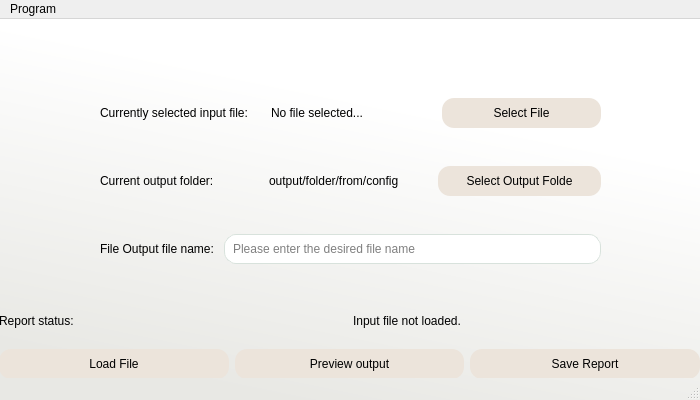
Above: Testing-GUI.ui from mocrsteel/Qt-testing before the change. Below: the same form after it.
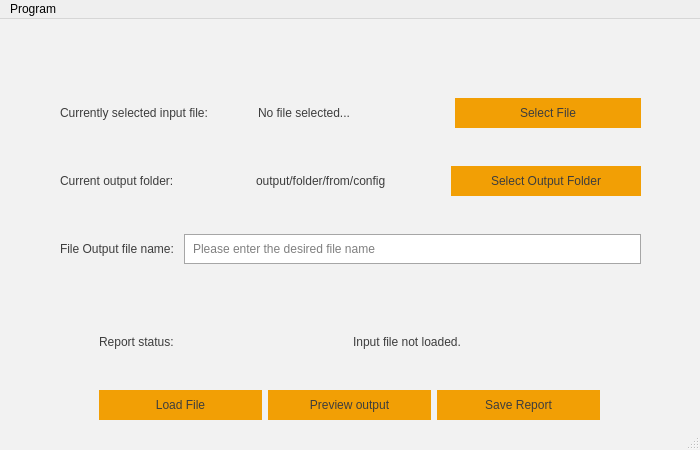
That is the form after the change.

The edit to the form file:
```diff
--- a/Testing-GUI.ui
+++ b/Testing-GUI.ui
@@ -7,19 +7,19 @@
     <x>0</x>
     <y>0</y>
     <width>700</width>
-    <height>400</height>
+    <height>450</height>
    </rect>
   </property>
   <property name="minimumSize">
    <size>
     <width>700</width>
-    <height>400</height>
+    <height>450</height>
    </size>
   </property>
   <property name="maximumSize">
    <size>
     <width>700</width>
-    <height>400</height>
+    <height>450</height>
    </size>
   </property>
   <property name="windowTitle">
@@ -29,16 +29,27 @@
    <bool>false</bool>
   </property>
   <property name="styleSheet">
-   <string notr="true">QMainWindow {
-	background-color: qlineargradient(spread:pad, x1:0.405, y1:1, x2:0.657553, y2:0.297, stop:0 rgba(232, 232, 228, 255), stop:1 rgba(255, 255, 255, 255));
+   <string notr="true">/*
+Color palette:
+Main: #F2F2F2
+Main-shade: #A6A6A6
+Accent-base: #F29F05
+Accent-light: #F2A341
+Accent-shade: #D9863D
+Text: #545454
+*/
+
+QMainWindow {
+	color: #545454;
+	background-color: #F2F2F2;
 	border-radius: 50px;
 }
 
 QLineEdit {
-	border: 1px solid rgb(216, 226, 220);
-		border-radius: 12px;	
-		padding: 6px;
-
+	border: 1px solid #A6A6A6;
+	border-radius: 16px;	
+	padding: 6px;
+	font: 12pt &quot;Calibri Light&quot;;
 }
 
 QLineEdit:hover {
@@ -51,14 +62,22 @@
 }
 
 QPushButton {
-	background-color: #ECE4DB;
-	border-radius: 12px;
+	background-color: #F29F05;
+	border-radius: 16px;
 	padding: 8px;
+	font: 12pt &quot;Calibri Light&quot;;
+	color: #3D3D3D;
 }
 
 QPushButton:hover {
-	background-color: #E3D7CA;
-}</string>
+	background-color: #F2A341;
+}
+
+QLabel {
+	color: #3D3D3D;
+	font: 12pt &quot;Calibri Light&quot;;
+}
+</string>
   </property>
   <property name="documentMode">
    <bool>true</bool>
@@ -70,6 +89,12 @@
    <bool>true</bool>
   </property>
   <widget class="QWidget" name="centralwidget">
+   <property name="font">
+    <font>
+     <family>Calibri Light</family>
+     <pointsize>12</pointsize>
+    </font>
+   </property>
    <widget class="QWidget" name="verticalLayoutWidget">
     <property name="geometry">
      <rect>
@@ -84,13 +109,13 @@
       <enum>QLayout::SetDefaultConstraint</enum>
      </property>
      <property name="leftMargin">
-      <number>100</number>
+      <number>60</number>
      </property>
      <property name="topMargin">
       <number>50</number>
      </property>
      <property name="rightMargin">
-      <number>100</number>
+      <number>60</number>
      </property>
      <item>
       <layout class="QHBoxLayout" name="horizontalLayout">
@@ -139,7 +164,7 @@
        <item>
         <widget class="QPushButton" name="btnSelectFolder">
          <property name="text">
-          <string>Select Output Folde</string>
+          <string>Select Output Folder</string>
          </property>
         </widget>
        </item>
@@ -171,12 +196,18 @@
       <x>-1</x>
       <y>280</y>
       <width>701</width>
-      <height>80</height>
+      <height>121</height>
      </rect>
     </property>
     <layout class="QVBoxLayout" name="verticalLayout">
      <item>
       <layout class="QHBoxLayout" name="horizontalLayout_4">
+       <property name="leftMargin">
+        <number>100</number>
+       </property>
+       <property name="rightMargin">
+        <number>100</number>
+       </property>
        <item alignment="Qt::AlignLeft">
         <widget class="QLabel" name="label_6">
          <property name="text">
@@ -195,6 +226,12 @@
      </item>
      <item>
       <layout class="QHBoxLayout" name="ButtonsHorizontal">
+       <property name="leftMargin">
+        <number>100</number>
+       </property>
+       <property name="rightMargin">
+        <number>100</number>
+       </property>
        <item>
         <widget class="QPushButton" name="btnLoadFile">
          <property name="text">
```
Left out of the diff: 6 changed lines with no effect on the pictures.
